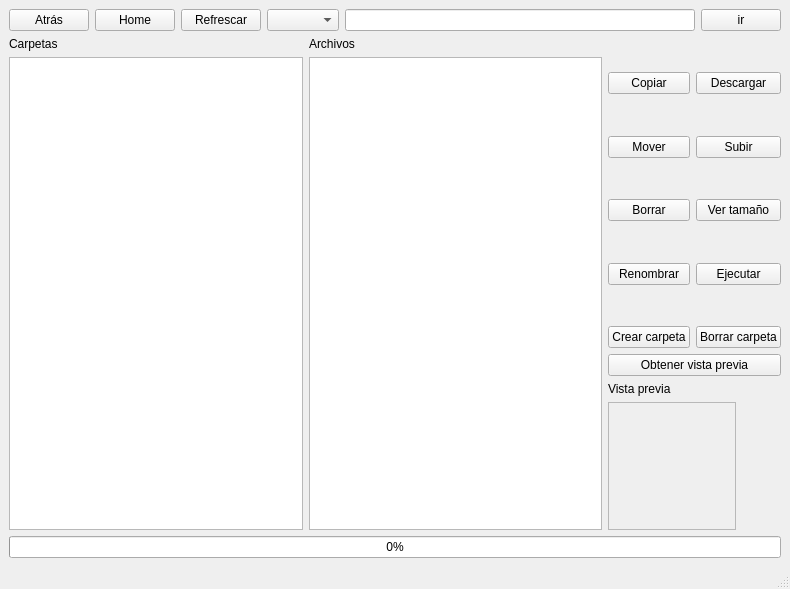
Above: src/cliente/Forms/ventanaArchivos.ui from svn2github/demonio before the change. Below: the same form after it.
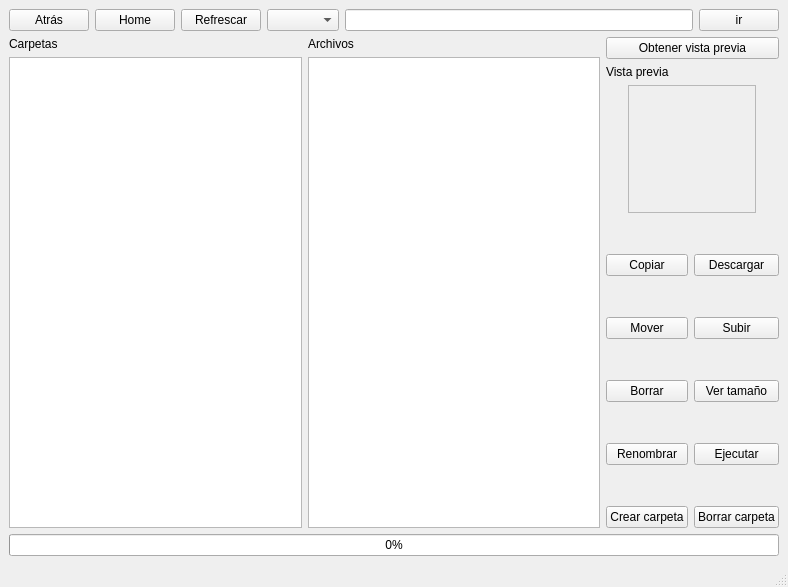
That is the form after the change.

Commit message: Añadido iconos en el administrador de archivos La vista previa ahora está arriba

The edit to the form file:
```diff
--- a/src/cliente/Forms/ventanaArchivos.ui
+++ b/src/cliente/Forms/ventanaArchivos.ui
@@ -6,8 +6,8 @@
    <rect>
     <x>0</x>
     <y>0</y>
-    <width>790</width>
-    <height>589</height>
+    <width>788</width>
+    <height>587</height>
    </rect>
   </property>
   <property name="windowTitle">
@@ -94,6 +94,76 @@
           <property name="sizeConstraint">
            <enum>QLayout::SetNoConstraint</enum>
           </property>
+          <item>
+           <widget class="QPushButton" name="botonPrevia">
+            <property name="text">
+             <string>Obtener vista previa</string>
+            </property>
+           </widget>
+          </item>
+          <item>
+           <widget class="QLabel" name="label_3">
+            <property name="sizePolicy">
+             <sizepolicy hsizetype="Minimum" vsizetype="Minimum">
+              <horstretch>0</horstretch>
+              <verstretch>0</verstretch>
+             </sizepolicy>
+            </property>
+            <property name="maximumSize">
+             <size>
+              <width>100</width>
+              <height>20</height>
+             </size>
+            </property>
+            <property name="text">
+             <string>Vista previa</string>
+            </property>
+           </widget>
+          </item>
+          <item>
+           <layout class="QHBoxLayout" name="horizontalLayout_9">
+            <item>
+             <widget class="QLabel" name="labelMiniatura">
+              <property name="sizePolicy">
+               <sizepolicy hsizetype="Minimum" vsizetype="Minimum">
+                <horstretch>0</horstretch>
+                <verstretch>0</verstretch>
+               </sizepolicy>
+              </property>
+              <property name="minimumSize">
+               <size>
+                <width>128</width>
+                <height>128</height>
+               </size>
+              </property>
+              <property name="maximumSize">
+               <size>
+                <width>128</width>
+                <height>128</height>
+               </size>
+              </property>
+              <property name="baseSize">
+               <size>
+                <width>128</width>
+                <height>128</height>
+               </size>
+              </property>
+              <property name="frameShape">
+               <enum>QFrame::StyledPanel</enum>
+              </property>
+              <property name="lineWidth">
+               <number>2</number>
+              </property>
+              <property name="text">
+               <string/>
+              </property>
+              <property name="margin">
+               <number>2</number>
+              </property>
+             </widget>
+            </item>
+           </layout>
+          </item>
           <item>
            <layout class="QHBoxLayout" name="horizontalLayout_4">
             <property name="sizeConstraint">
@@ -309,72 +379,6 @@
             </item>
            </layout>
           </item>
-          <item>
-           <widget class="QPushButton" name="botonPrevia">
-            <property name="text">
-             <string>Obtener vista previa</string>
-            </property>
-           </widget>
-          </item>
-          <item>
-           <widget class="QLabel" name="label_3">
-            <property name="sizePolicy">
-             <sizepolicy hsizetype="Minimum" vsizetype="Minimum">
-              <horstretch>0</horstretch>
-              <verstretch>0</verstretch>
-             </sizepolicy>
-            </property>
-            <property name="maximumSize">
-             <size>
-              <width>100</width>
-              <height>20</height>
-             </size>
-            </property>
-            <property name="text">
-             <string>Vista previa</string>
-            </property>
-           </widget>
-          </item>
-          <item>
-           <widget class="QLabel" name="labelMiniatura">
-            <property name="sizePolicy">
-             <sizepolicy hsizetype="Minimum" vsizetype="Minimum">
-              <horstretch>0</horstretch>
-              <verstretch>0</verstretch>
-             </sizepolicy>
-            </property>
-            <property name="minimumSize">
-             <size>
-              <width>128</width>
-              <height>128</height>
-             </size>
-            </property>
-            <property name="maximumSize">
-             <size>
-              <width>128</width>
-              <height>128</height>
-             </size>
-            </property>
-            <property name="baseSize">
-             <size>
-              <width>128</width>
-              <height>128</height>
-             </size>
-            </property>
-            <property name="frameShape">
-             <enum>QFrame::StyledPanel</enum>
-            </property>
-            <property name="lineWidth">
-             <number>2</number>
-            </property>
-            <property name="text">
-             <string/>
-            </property>
-            <property name="margin">
-             <number>2</number>
-            </property>
-           </widget>
-          </item>
          </layout>
         </item>
        </layout>
```
Left out of the diff: 4 changed lines with no effect on the pictures. The commit also changes 8 other files.
